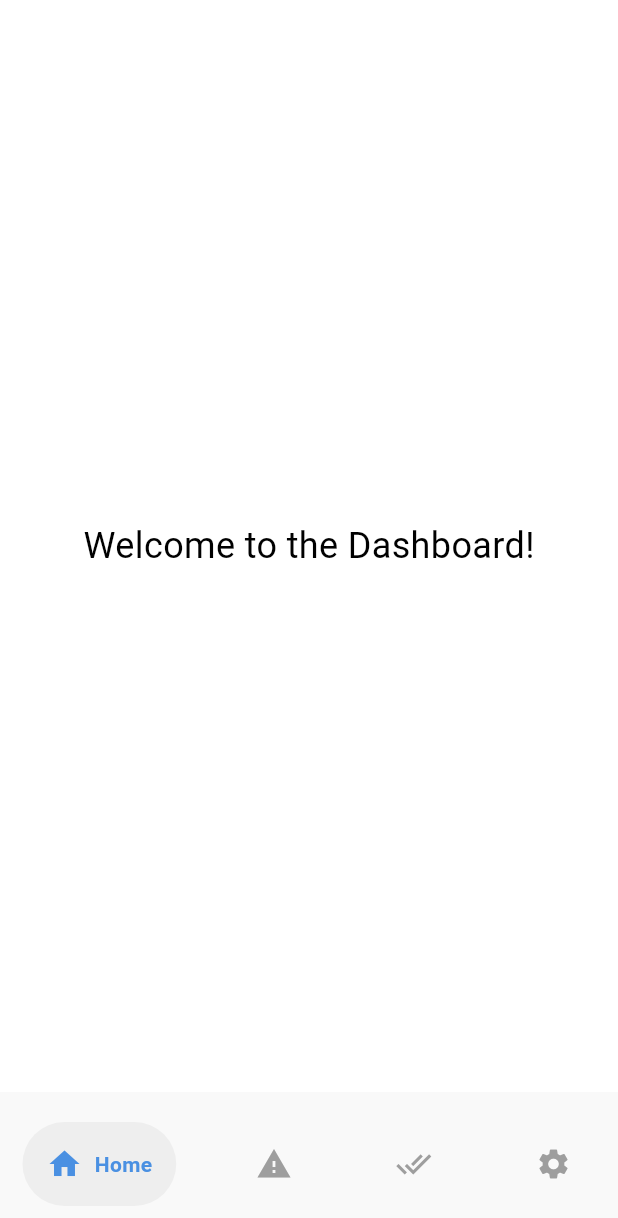
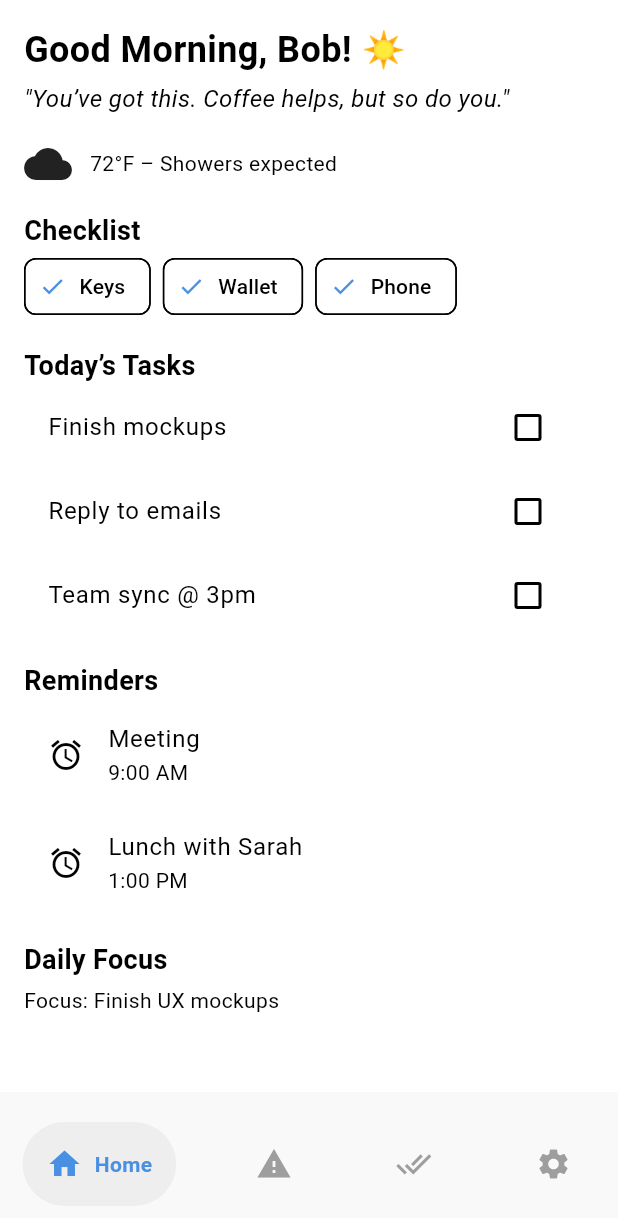
Before and after one commit to Ibrhm75/brivlo, a Flutter app: the screen it shows after launch, on a phone screen of 412 x 824 dp. Shown: the top 1218 px of the screen. Run offline on Flutter 3.47's test engine with Material 3 defaults, Android fonts, the phone set to English and light mode, and no system bars; drawn by our look-alikes of google_nav_bar.

Commit message:
removed const errors

```diff
--- a/lib/pages/dashboard_page.dart
+++ b/lib/pages/dashboard_page.dart
@@ -1,15 +1,127 @@
 import 'package:flutter/material.dart';
 
 class DashboardPage extends StatelessWidget {
+  const DashboardPage({super.key});
+
   @override
   Widget build(BuildContext context) {
-    return const Scaffold(
-      body: Center(
-        child: Text(
-          'Welcome to the Dashboard!',
-          style: TextStyle(color: Colors.black, fontSize: 24),
+    return SafeArea(
+      child: Scaffold(
+        body: Padding(
+          padding: const EdgeInsets.all(16.0),
+          child: SingleChildScrollView(
+            child: Column(
+              crossAxisAlignment: CrossAxisAlignment.start,
+              children: [
+                _greetingSection(),
+                const SizedBox(height: 16),
+                _weatherSection(),
+                const SizedBox(height: 16),
+                _checklistPreview(),
+                const SizedBox(height: 16),
+                _tasksPreview(),
+                const SizedBox(height: 16),
+                _remindersPreview(),
+                const SizedBox(height: 16),
+                _dailyFocus(),
+                const SizedBox(height: 24),
+              ],
+            ),
+          ),
         ),
       ),
     );
   }
+
+  Widget _greetingSection() {
+    return const Column(
+      crossAxisAlignment: CrossAxisAlignment.start,
+      children: [
+        Text(
+          'Good Morning, Bob! ☀️',
+          style: TextStyle(fontSize: 24, fontWeight: FontWeight.bold),
+        ),
+        SizedBox(height: 4),
+        Text(
+          '"You’ve got this. Coffee helps, but so do you."',
+          style: TextStyle(fontSize: 16, fontStyle: FontStyle.italic),
+        ),
+      ],
+    );
+  }
+
+  Widget _weatherSection() {
+    return const Row(
+      children: [
+        Icon(Icons.cloud, size: 32),
+        SizedBox(width: 12),
+        Text('72°F – Showers expected'),
+      ],
+    );
+  }
+
+  Widget _checklistPreview() {
+    final checklist = ['Keys', 'Wallet', 'Phone'];
+    return Column(
+      crossAxisAlignment: CrossAxisAlignment.start,
+      children: [
+        const Text('Checklist',
+            style: TextStyle(fontSize: 18, fontWeight: FontWeight.w600)),
+        Wrap(
+          spacing: 8,
+          children: checklist
+              .map((item) =>
+                  Chip(label: Text(item), avatar: const Icon(Icons.check)))
+              .toList(),
+        ),
+      ],
+    );
+  }
+
+  Widget _tasksPreview() {
+    final tasks = ['Finish mockups', 'Reply to emails', 'Team sync @ 3pm'];
+    return Column(
+      crossAxisAlignment: CrossAxisAlignment.start,
+      children: [
+        const Text('Today’s Tasks',
+            style: TextStyle(fontSize: 18, fontWeight: FontWeight.w600)),
+        ...tasks.map((task) => CheckboxListTile(
+              value: false,
+              onChanged: (val) {},
+              title: Text(task),
+            )),
+      ],
+    );
+  }
+
+  Widget _remindersPreview() {
+    final reminders = [
+      {'time': '9:00 AM', 'label': 'Meeting'},
+      {'time': '1:00 PM', 'label': 'Lunch with Sarah'},
+    ];
+    return Column(
+      crossAxisAlignment: CrossAxisAlignment.start,
+      children: [
+        const Text('Reminders',
+            style: TextStyle(fontSize: 18, fontWeight: FontWeight.w600)),
+        ...reminders.map((reminder) => ListTile(
+              leading: const Icon(Icons.alarm),
+              title: Text(reminder['label']!),
+              subtitle: Text(reminder['time']!),
+            )),
+      ],
+    );
+  }
+
+  Widget _dailyFocus() {
+    return const Column(
+      crossAxisAlignment: CrossAxisAlignment.start,
+      children: [
+        Text('Daily Focus',
+            style: TextStyle(fontSize: 18, fontWeight: FontWeight.w600)),
+        SizedBox(height: 4),
+        Text('Focus: Finish UX mockups'),
+      ],
+    );
+  }
 }
--- a/lib/pages/essentials_page.dart
+++ b/lib/pages/essentials_page.dart
@@ -1,7 +1,7 @@
 import 'package:flutter/material.dart';
 
 class EssentialsPage extends StatelessWidget {
-  const EssentialsPage({Key? key}) : super(key: key);
+  const EssentialsPage({super.key});
 
   @override
   Widget build(BuildContext context) {
--- a/lib/pages/todo_page.dart
+++ b/lib/pages/todo_page.dart
@@ -1,6 +1,8 @@
 import 'package:flutter/material.dart';
 
 class TodoPage extends StatelessWidget {
+  const TodoPage({super.key});
+
   @override
   Widget build(BuildContext context) {
     return const Scaffold(
```
